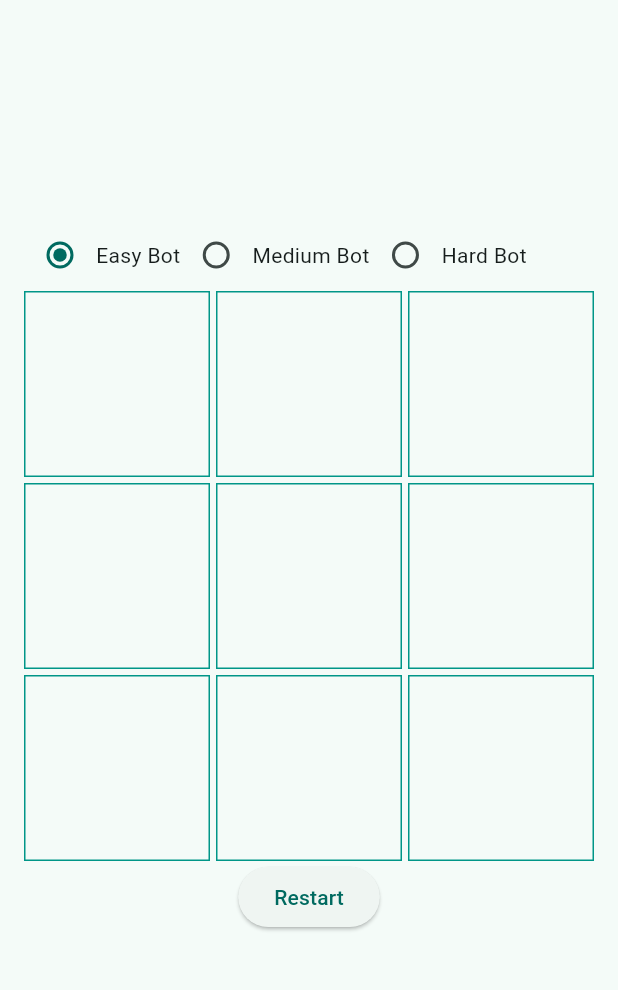
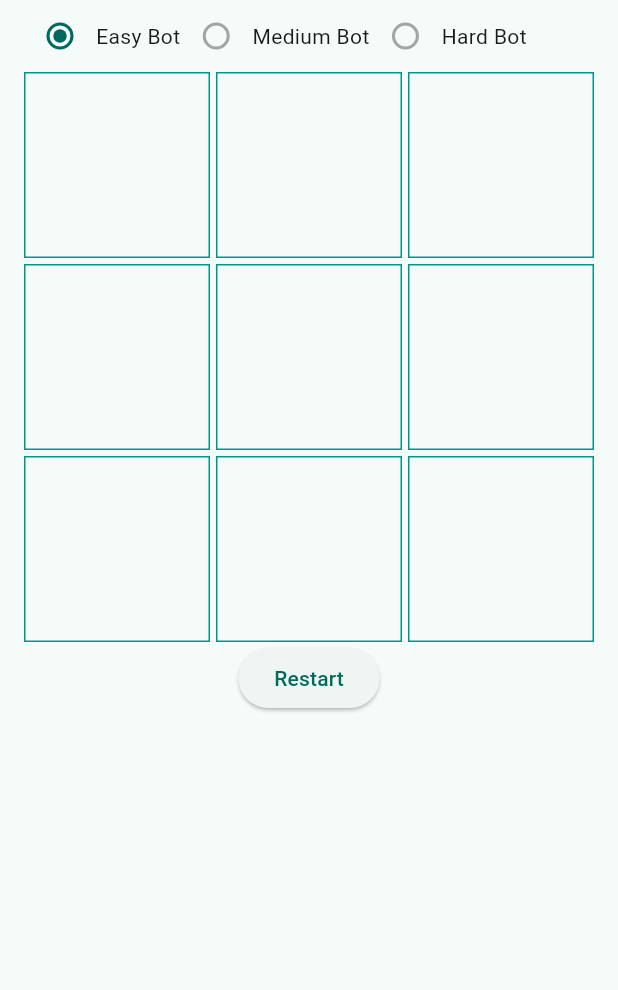
Before and after one commit to MatFizik/tic_tac_toe, a Flutter app: the screen it shows after launch, after a tap on "Restart", on a phone screen of 412 x 824 dp, the part 84-1074 px from its top. Run offline on Flutter 3.47's test engine with Material 3 defaults, Android fonts, the phone set to English and light mode, and no system bars.

Commit message:
fix while and disabled radio

```diff
--- a/lib/main.dart
+++ b/lib/main.dart
@@ -34,9 +34,23 @@ class _MyHomePageState extends State<MyHomePage> {
   String currentPlayer = 'X';
   List<String> board = List.filled(9, '');
   String winner = '';
+  int moves = 0;
   BotLevel selectedBotLevel = BotLevel.easy;
 
+  void resetGame() {
+    board = List.filled(9, '');
+    winner = '';
+    currentPlayer = 'X';
+    moves = 0;
+  }
+
   void checkWinner() {
+    if (moves > 9) {
+      ScaffoldMessenger.of(context).showSnackBar(
+        const SnackBar(content: Text('It\'s a Draw!')),
+      );
+      return;
+    }
     if ((board[0] == board[1] && board[1] == board[2]) && board[0] != '') {
       winner = board[0];
     } else if ((board[0] == board[4] && board[4] == board[8]) &&
@@ -74,7 +88,7 @@ class _MyHomePageState extends State<MyHomePage> {
       setState(() {
         board[index] = currentPlayer;
         currentPlayer = currentPlayer == 'X' ? 'O' : 'X';
-        if (currentPlayer == 'O') {
+        if (currentPlayer == 'O' && moves < 8) {
           int botMove = easyBot.makeMove();
           while (board[botMove] != '') {
             botMove = easyBot.makeMove();
@@ -82,6 +96,7 @@ class _MyHomePageState extends State<MyHomePage> {
           board[botMove] = currentPlayer;
           currentPlayer = 'X';
         }
+        moves += 2;
       });
       checkWinner();
     }
@@ -96,6 +111,7 @@ class _MyHomePageState extends State<MyHomePage> {
       ),
       body: Padding(
         padding: const EdgeInsets.symmetric(horizontal: 16.0),
+        child: SingleChildScrollView(
           child: Column(
             mainAxisAlignment: MainAxisAlignment.center,
             crossAxisAlignment: CrossAxisAlignment.center,
@@ -115,14 +131,17 @@ class _MyHomePageState extends State<MyHomePage> {
                     Text('Easy Bot'),
                     Radio<BotLevel>(
                       value: BotLevel.medium,
+                      enabled: false,
                     ),
                     Text('Medium Bot'),
                     Radio<BotLevel>(
                       value: BotLevel.hard,
+                      enabled: false,
                     ),
                     Text('Hard Bot'),
                   ],
-                )),
+                ),
+              ),
               GridView(
                 shrinkWrap: true,
                 gridDelegate: const SliverGridDelegateWithFixedCrossAxisCount(
@@ -158,9 +177,7 @@ class _MyHomePageState extends State<MyHomePage> {
                 onPressed: () {
                   setState(
                     () {
-                    board = List.filled(9, '');
-                    winner = '';
-                    currentPlayer = 'X';
+                      resetGame();
                     },
                   );
                 },
@@ -169,6 +186,7 @@ class _MyHomePageState extends State<MyHomePage> {
             ],
           ),
         ),
+      ),
     );
   }
 }
```
Lines whose indentation alone changed are shown as unchanged.
